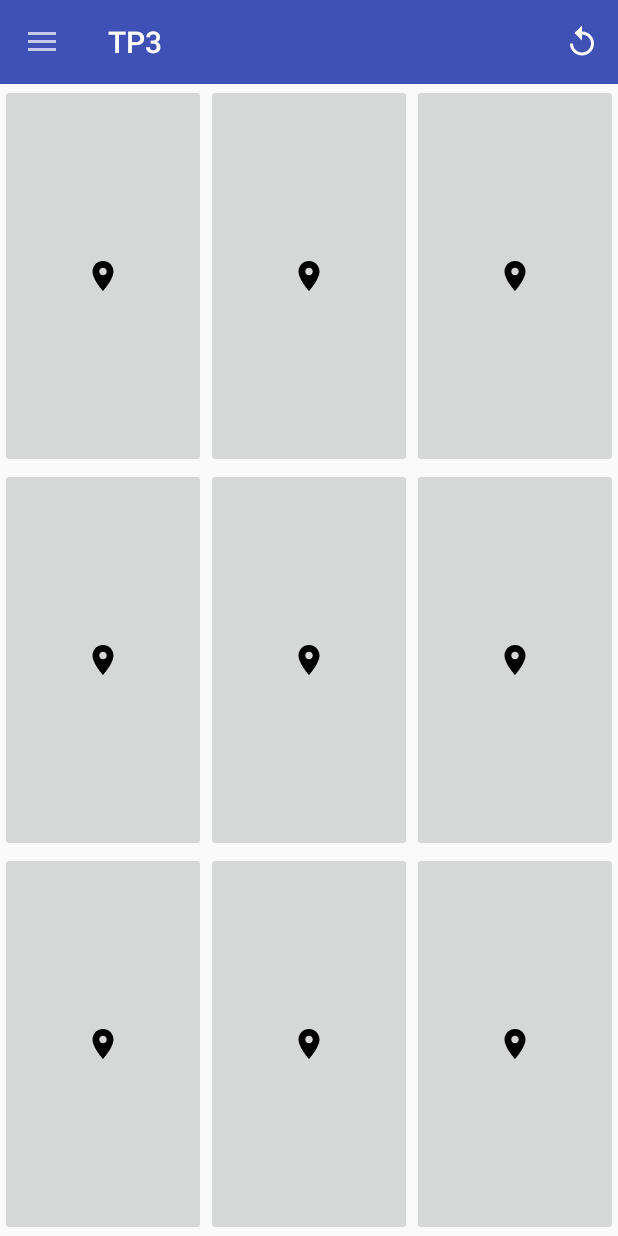
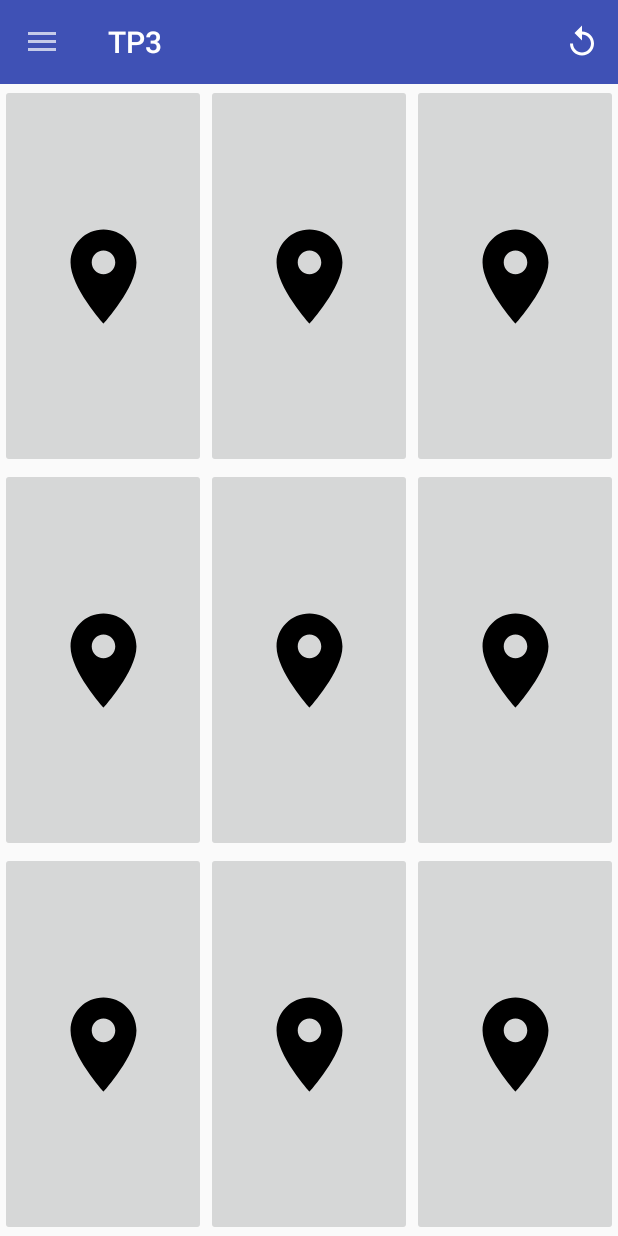
Before and after one commit to alexiapissi/TP3, an Android app: the screen it shows after launch (MainActivity), on a phone screen of 412 x 824 dp. Run offline under Robolectric (Android 15) with nearby library versions, the phone set to English and light mode, and no system bars.

```diff
--- a/src/main/java/ar/edu/ort/tp3/FirstFragment.java
+++ b/src/main/java/ar/edu/ort/tp3/FirstFragment.java
@@ -171,7 +171,7 @@ public class FirstFragment extends Fragment implements View.OnClickListener {
                 break;
         }
         if ((btn1.checked == true && btn2.checked == true && btn3.checked == true && btn4.checked == true && btn5.checked == true && btn6.checked == true && btn7.checked == true && btn8.checked == true && btn9.checked == true) || (btn1.checked == false && btn2.checked == false && btn3.checked == false && btn4.checked == false && btn5.checked == false && btn6.checked == false && btn7.checked == false && btn8.checked == false && btn9.checked == false)) {
-            Toast toast = Toast.makeText(getActivity(), "¡Ganaste!", Toast.LENGTH_SHORT);
+            Toast toast = Toast.makeText(getActivity(), "¡Ganaste! Movimientos: " + clicks, Toast.LENGTH_SHORT);
             toast.show();
             ganaste=1;
             MainActivity ma = (MainActivity)getActivity();
--- a/src/main/java/ar/edu/ort/tp3/GameButton.java
+++ b/src/main/java/ar/edu/ort/tp3/GameButton.java
@@ -33,7 +33,7 @@ public class GameButton extends ImageButton {
         if(checked) {
             this.setImageResource(R.drawable.ic_location_on_black_24dp);
         }else{
-            this.setImageResource(R.drawable.ic_color_lens_black_24dp);
+            this.setImageResource(R.drawable.ic_android_black_24dp);
         }
     }
 
--- /dev/null
+++ b/src/main/res/drawable/ic_android_black_24dp.xml
@@ -0,0 +1,9 @@
+<vector xmlns:android="http://schemas.android.com/apk/res/android"
+        android:width="75dp"
+        android:height="75dp"
+        android:viewportWidth="24.0"
+        android:viewportHeight="24.0">
+    <path
+        android:fillColor="#FFFFFFFF"
+        android:pathData="M6,18c0,0.55 0.45,1 1,1h1v3.5c0,0.83 0.67,1.5 1.5,1.5s1.5,-0.67 1.5,-1.5L11,19h2v3.5c0,0.83 0.67,1.5 1.5,1.5s1.5,-0.67 1.5,-1.5L16,19h1c0.55,0 1,-0.45 1,-1L18,8L6,8v10zM3.5,8C2.67,8 2,8.67 2,9.5v7c0,0.83 0.67,1.5 1.5,1.5S5,17.33 5,16.5v-7C5,8.67 4.33,8 3.5,8zM20.5,8c-0.83,0 -1.5,0.67 -1.5,1.5v7c0,0.83 0.67,1.5 1.5,1.5s1.5,-0.67 1.5,-1.5v-7c0,-0.83 -0.67,-1.5 -1.5,-1.5zM15.53,2.16l1.3,-1.3c0.2,-0.2 0.2,-0.51 0,-0.71 -0.2,-0.2 -0.51,-0.2 -0.71,0l-1.48,1.48C13.85,1.23 12.95,1 12,1c-0.96,0 -1.86,0.23 -2.66,0.63L7.85,0.15c-0.2,-0.2 -0.51,-0.2 -0.71,0 -0.2,0.2 -0.2,0.51 0,0.71l1.31,1.31C6.97,3.26 6,5.01 6,7h12c0,-1.99 -0.97,-3.75 -2.47,-4.84zM10,5L9,5L9,4h1v1zM15,5h-1L14,4h1v1z"/>
+</vector>
--- a/src/main/res/drawable/ic_location_on_black_24dp.xml
+++ b/src/main/res/drawable/ic_location_on_black_24dp.xml
@@ -1,6 +1,6 @@
 <vector xmlns:android="http://schemas.android.com/apk/res/android"
-        android:width="24dp"
-        android:height="24dp"
+        android:width="75dp"
+        android:height="75dp"
         android:viewportWidth="24.0"
         android:viewportHeight="24.0">
     <path
--- a/src/main/res/values/colors.xml
+++ b/src/main/res/values/colors.xml
@@ -3,4 +3,9 @@
     <color name="colorPrimary">#3F51B5</color>
     <color name="colorPrimaryDark">#303F9F</color>
     <color name="colorAccent">#FF4081</color>
+    <color name="Rojo">#FF0000</color>
+    <color name="Azul">#0e39e0</color>
+    <color name="Verde">#2fca43</color>
+    <color name="Fucsia">#e00d77</color>
+    <color name="Celeste">#4dafea</color>
 </resources>
```
Also changed, not shown: src/main/java/ar/edu/ort/tp3/ColoresDialog.java (added, +56 -0 lines), src/main/java/ar/edu/ort/tp3/MainActivity.java (+24 -2 lines), src/main/res/layout/fragment_colores.xml (added, +17 -0 lines), 1 other file.
